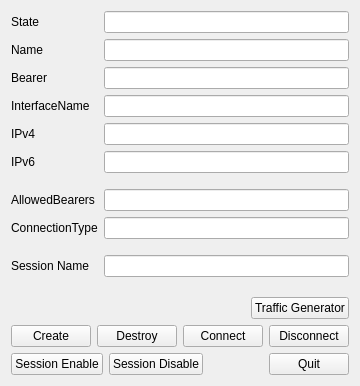
First picture: the form in src/ui/session.ui, repository igaw/session-ui, before the edit.
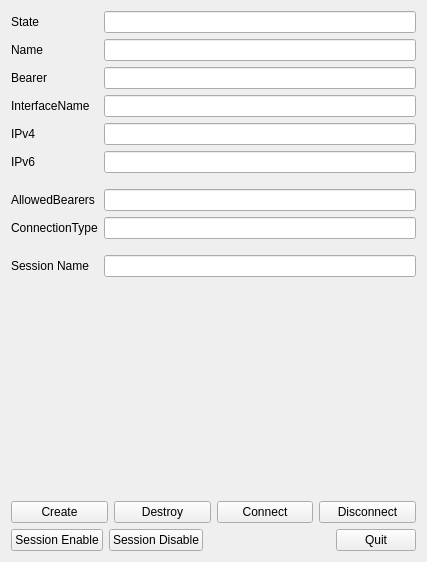
Second picture: the form after the edit.

Commit message:
ui: Remove traffic generator
This never really worked well. It introduces also depencies to numby
which seems to be broken on F22.

What changed in the file:
```diff
--- a/src/ui/session.ui
+++ b/src/ui/session.ui
@@ -6,8 +6,8 @@
    <rect>
     <x>0</x>
     <y>0</y>
-    <width>344</width>
-    <height>386</height>
+    <width>427</width>
+    <height>562</height>
    </rect>
   </property>
   <property name="windowTitle">
@@ -200,28 +200,7 @@
     </spacer>
    </item>
    <item>
-    <layout class="QHBoxLayout" name="horizontalLayout_4">
-     <item>
-      <spacer name="horizontalSpacer_2">
-       <property name="orientation">
-        <enum>Qt::Horizontal</enum>
-       </property>
-       <property name="sizeHint" stdset="0">
-        <size>
-         <width>40</width>
-         <height>20</height>
-        </size>
-       </property>
-      </spacer>
-     </item>
-     <item>
-      <widget class="QPushButton" name="pb_TrafficGenerator">
-       <property name="text">
-        <string>Traffic Generator</string>
-       </property>
-      </widget>
-     </item>
-    </layout>
+    <layout class="QHBoxLayout" name="horizontalLayout_4"/>
    </item>
    <item>
     <layout class="QHBoxLayout" name="horizontalLayout">
```
The commit also changes 1 other file.
